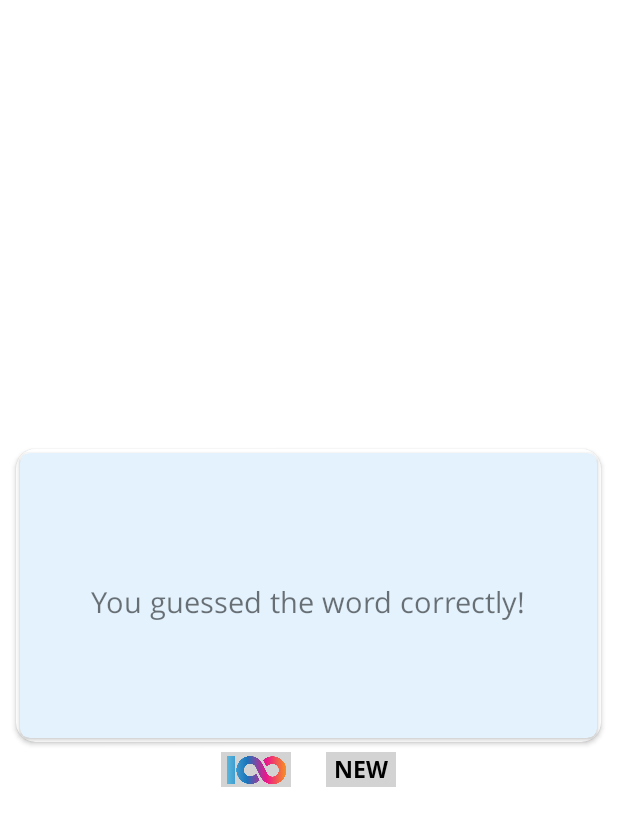
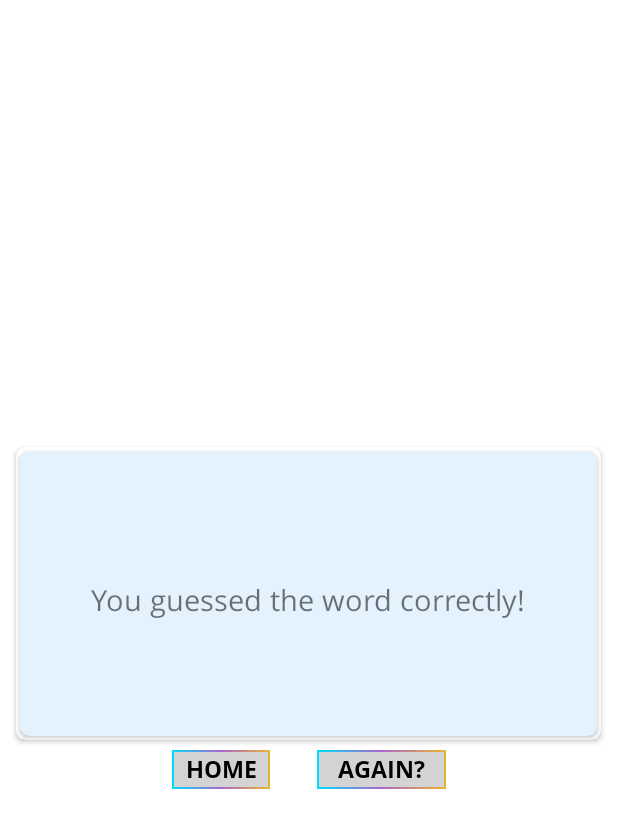
Before and after one commit to kiranfreelancer87/AWARDL_ANDROID, an Android app: the layout game_win_dialog.xml on its own in the app's theme, with its tools: preview values and no code run, on a phone screen of 412 x 824 dp. Shown: the top 828 px of the screen. Run offline under Robolectric (Android 15) with nearby library versions, the phone set to English and light mode, and no system bars.

Commit message:
UI Changes

```diff
--- a/app/src/main/AndroidManifest.xml
+++ b/app/src/main/AndroidManifest.xml
@@ -19,7 +19,7 @@
             android:name=".LoginActivity"
             android:exported="true"
             android:launchMode="singleTop"
-            android:screenOrientation="landscape">
+            android:screenOrientation="portrait">
             <intent-filter>
                 <action android:name="android.intent.action.MAIN" />
                 <category android:name="android.intent.category.LAUNCHER" />
@@ -30,7 +30,7 @@
             android:name=".MainActivity"
             android:exported="false"
             android:launchMode="singleTop"
-            android:screenOrientation="landscape" />
+            android:screenOrientation="portrait" />
     </application>
 
 </manifest>
--- /dev/null
+++ b/app/src/main/res/drawable/dialog_gradient_rect.xml
@@ -0,0 +1,9 @@
+<?xml version="1.0" encoding="utf-8"?>
+<shape
+    xmlns:android="http://schemas.android.com/apk/res/android"
+    android:shape="rectangle">
+    <gradient
+        android:centerColor="@android:color/holo_purple"
+        android:endColor="@color/darkend_Yellow"
+        android:startColor="@android:color/holo_blue_bright" />
+</shape>
--- a/app/src/main/res/layout/activity_login.xml
+++ b/app/src/main/res/layout/activity_login.xml
@@ -151,7 +151,7 @@
 
     <ImageView
         android:layout_gravity="bottom"
-        android:src="@drawable/custommadepiddlepop"
+        android:src="@drawable/madebypiddlepops"
         android:layout_width="match_parent"
         android:layout_height="?actionBarSize"/>
 
--- a/app/src/main/res/layout/game_win_dialog.xml
+++ b/app/src/main/res/layout/game_win_dialog.xml
@@ -1,89 +1,119 @@
 <?xml version="1.0" encoding="utf-8"?>
 <LinearLayout xmlns:android="http://schemas.android.com/apk/res/android"
+    xmlns:app="http://schemas.android.com/apk/res-auto"
     android:layout_width="match_parent"
-    xmlns:app="http://schemas.android.com/apk/res-auto"
-    android:orientation="vertical"
     android:layout_height="match_parent"
     android:layout_gravity="center"
-    android:gravity="center">
+    android:gravity="center"
+    android:orientation="vertical">
+
     <androidx.cardview.widget.CardView
         android:id="@+id/cvCard"
-        app:cardCornerRadius="@dimen/_10sdp"
         android:layout_width="@dimen/_300sdp"
-        android:layout_height="@dimen/_150sdp">
+        android:layout_height="@dimen/_150sdp"
+        app:cardCornerRadius="@dimen/_5sdp">
+
         <androidx.cardview.widget.CardView
-            android:layout_margin="@dimen/_2sdp"
-            app:cardCornerRadius="@dimen/_5sdp"
             android:layout_width="match_parent"
             android:layout_height="match_parent"
             android:layout_gravity="center|start"
-            app:cardBackgroundColor="#E3F2FD">
+            android:layout_margin="@dimen/_2sdp"
+            app:cardBackgroundColor="#E3F2FD"
+            app:cardCornerRadius="@dimen/_5sdp">
+
             <LinearLayout
+                android:layout_width="match_parent"
+                android:layout_height="match_parent"
                 android:layout_gravity="center|start"
                 android:gravity="center|start"
-                android:layout_width="match_parent"
-                android:layout_height="match_parent"
                 android:orientation="vertical">
+
                 <TextView
                     android:id="@+id/tvWinMsg"
+                    android:layout_width="wrap_content"
+                    android:layout_height="wrap_content"
                     android:layout_gravity="center"
+                    android:fontFamily="@font/opensans_extrabold"
                     android:gravity="center"
                     android:textSize="@dimen/_20ssp"
-                    android:textStyle="bold"
-                    android:fontFamily="@font/opensans_extrabold"
+                    android:textStyle="bold" />
+
+                <TextView
                     android:layout_width="wrap_content"
-                    android:layout_height="wrap_content"/>
-                <TextView
+                    android:layout_height="wrap_content"
+                    android:layout_gravity="center"
+                    android:layout_marginTop="@dimen/_5sdp"
+                    android:fontFamily="@font/open_sans"
+                    android:gravity="center"
                     android:text="You guessed the word correctly!"
-                    android:layout_marginTop="@dimen/_5sdp"
-                    android:layout_gravity="center"
-                    android:gravity="center"
-                    android:textSize="@dimen/_15ssp"
-                    android:fontFamily="@font/open_sans"
-                    android:layout_width="wrap_content"
-                    android:layout_height="wrap_content"/>
+                    android:textSize="@dimen/_15ssp" />
+
                 <TextView
                     android:id="@+id/tvScore"
-                    android:textSize="@dimen/_15ssp"
+                    android:layout_width="wrap_content"
+                    android:layout_height="wrap_content"
+                    android:layout_gravity="center"
                     android:layout_marginTop="@dimen/_5sdp"
-                    android:layout_gravity="center"
+                    android:fontFamily="@font/opensans_extrabold"
                     android:gravity="center"
-                    android:fontFamily="@font/opensans_extrabold"
-                    android:layout_width="wrap_content"
-                    android:layout_height="wrap_content"/>
+                    android:textSize="@dimen/_15ssp" />
             </LinearLayout>
         </androidx.cardview.widget.CardView>
     </androidx.cardview.widget.CardView>
+
     <LinearLayout
+        android:layout_width="match_parent"
+        android:layout_height="wrap_content"
         android:layout_marginTop="@dimen/_5sdp"
+        android:layout_gravity="center"
+        android:gravity="center">
+
+        <LinearLayout
             android:layout_width="wrap_content"
-        android:layout_height="wrap_content">
+            android:layout_height="wrap_content"
+            android:background="@drawable/dialog_gradient_rect"
+            android:orientation="vertical"
+            android:padding="@dimen/_1sdp">
+
             <LinearLayout
-            android:layout_width="@dimen/_36sdp"
+                android:layout_width="@dimen/_48sdp"
                 android:layout_height="@dimen/_18sdp"
                 android:background="#d3d3d3">
-            <ImageView
+
+                <TextView
                     android:id="@+id/btnBackToMain"
-                android:layout_marginTop="@dimen/_1sdp"
-                android:layout_marginBottom="@dimen/_1sdp"
-                android:layout_marginStart="@dimen/_2sdp"
-                android:layout_marginEnd="@dimen/_2sdp"
-                android:src="@drawable/mptf_icon"
-                android:layout_width="match_parent"
-                android:layout_height="match_parent"
-                android:scaleType="fitXY"/>
+                    android:layout_width="@dimen/_48sdp"
+                    android:layout_height="@dimen/_18sdp"
+                    android:layout_gravity="center"
+                    android:background="#d3d3d3"
+                    android:fontFamily="@font/opensans_bold"
+                    android:gravity="center"
+                    android:text="HOME"
+                    android:textColor="@color/black"
+                    android:textSize="@dimen/_12ssp" />
             </LinearLayout>
+        </LinearLayout>
+
+        <LinearLayout
+            android:layout_marginStart="@dimen/_24sdp"
+            android:layout_width="wrap_content"
+            android:layout_height="wrap_content"
+            android:background="@drawable/dialog_gradient_rect"
+            android:orientation="vertical"
+            android:padding="@dimen/_1sdp">
+
             <TextView
                 android:id="@+id/btnNew"
-            android:layout_marginStart="@dimen/_18sdp"
+                android:layout_width="@dimen/_64sdp"
+                android:layout_height="@dimen/_18sdp"
+                android:layout_gravity="center"
                 android:background="#d3d3d3"
+                android:fontFamily="@font/opensans_bold"
+                android:gravity="center"
+                android:text="AGAIN?"
                 android:textColor="@color/black"
-            android:text="NEW"
-            android:layout_gravity="center"
-            android:gravity="center"
-            android:textSize="@dimen/_12ssp"
-            android:fontFamily="@font/opensans_bold"
-            android:layout_width="@dimen/_36sdp"
-            android:layout_height="@dimen/_18sdp"/>
+                android:textSize="@dimen/_12ssp" />
         </LinearLayout>
     </LinearLayout>
+
+</LinearLayout>
--- a/app/src/main/res/layout/hint_dialog.xml
+++ b/app/src/main/res/layout/hint_dialog.xml
@@ -1,5 +1,7 @@
 <?xml version="1.0" encoding="utf-8"?>
-<LinearLayout xmlns:android="http://schemas.android.com/apk/res/android"
+<LinearLayout
+    android:id="@+id/llParent"
+    xmlns:android="http://schemas.android.com/apk/res/android"
     android:layout_width="match_parent"
     xmlns:app="http://schemas.android.com/apk/res-auto"
     android:orientation="vertical"
@@ -8,7 +10,7 @@
     android:gravity="center">
     <androidx.cardview.widget.CardView
         android:id="@+id/cvCard"
-        app:cardCornerRadius="@dimen/_10sdp"
+        app:cardCornerRadius="@dimen/_5sdp"
         android:layout_width="@dimen/_250sdp"
         android:layout_height="@dimen/_150sdp">
         <androidx.cardview.widget.CardView
--- a/app/src/main/res/layout/keyboard_enter_button.xml
+++ b/app/src/main/res/layout/keyboard_enter_button.xml
@@ -12,7 +12,7 @@
         android:layout_width="@dimen/_36sdp"
         android:layout_height="@dimen/_26sdp">
         <TextView
-            android:background="@color/teal_200"
+            android:background="@color/green"
             android:id="@+id/tvLetter"
             android:textColor="@color/white"
             android:text="ENTER"
--- a/app/src/main/res/values/colors.xml
+++ b/app/src/main/res/values/colors.xml
@@ -11,5 +11,5 @@
     <color name="green">#6aaa64</color>
     <color name="gray">#86888a</color>
     <color name="light_gray">#d3d6da</color>
-    <color name="darkend_Yellow">#b59f3b</color>
+    <color name="darkend_Yellow">#e9b52e</color>
 </resources>
```
Also changed, not shown: app/src/main/java/com/example/wordle/MainActivity.java (+69 -16 lines), app/src/main/res/layout/game_over_dialog.xml (+42 -19 lines), app/src/main/res/drawable/madebypiddlepops.png (added). Lines whose indentation alone changed are shown as unchanged.
